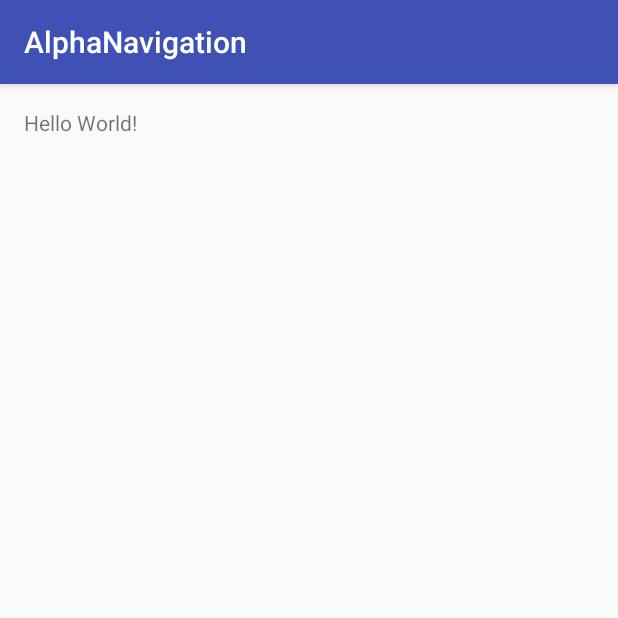
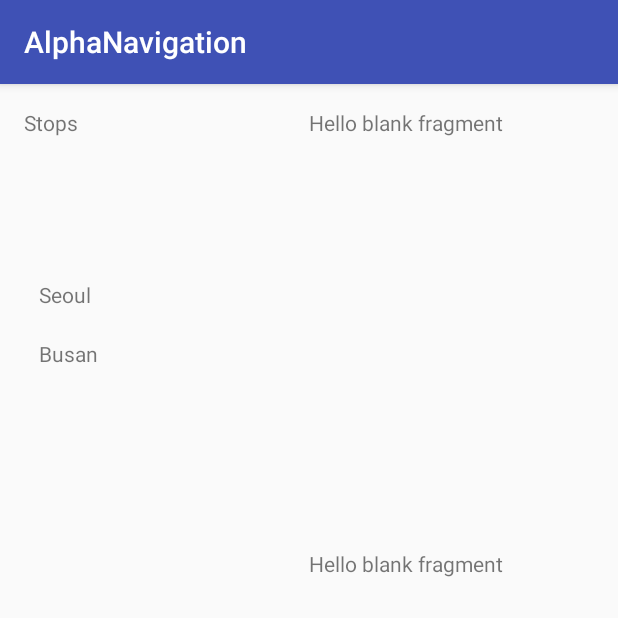
Before and after one commit to mighty1231/AlphaNavigation, an Android app: the screen it shows after launch (BasicSettingActivity), on a phone screen of 412 x 824 dp, the top half of it. Run offline under Robolectric (Android 15) with nearby library versions, the phone set to English and light mode, and no system bars.

Commit message:
Basic Setting Activity Layout Finish

```diff
--- a/app/build.gradle
+++ b/app/build.gradle
@@ -24,4 +24,5 @@ dependencies {
     testCompile 'junit:junit:4.12'
     compile 'com.android.support:appcompat-v7:23.3.0'
     compile 'com.android.support:support-v4:23.3.0'
+    compile 'com.android.support:recyclerview-v7:+'
 }
--- a/app/src/main/java/com/restaurant/alpha/alphanavigation/BasicSettingActivity.java
+++ b/app/src/main/java/com/restaurant/alpha/alphanavigation/BasicSettingActivity.java
@@ -2,6 +2,10 @@ package com.restaurant.alpha.alphanavigation;
 
 import android.support.v7.app.AppCompatActivity;
 import android.os.Bundle;
+import android.support.v7.widget.LinearLayoutManager;
+import android.support.v7.widget.RecyclerView;
+
+import java.util.ArrayList;
 
 public class BasicSettingActivity extends AppCompatActivity {
 
@@ -9,5 +13,17 @@ public class BasicSettingActivity extends AppCompatActivity {
     protected void onCreate(Bundle savedInstanceState) {
         super.onCreate(savedInstanceState);
         setContentView(R.layout.activity_basic_setting);
+
+        RecyclerView recyclerView = (RecyclerView) findViewById(R.id.stop_recycler_view);
+
+        ArrayList<String> item = new ArrayList<String>();
+        item.add("Seoul");
+        item.add("Busan");
+        // 2. set layoutManger
+        recyclerView.setLayoutManager(new LinearLayoutManager(this));
+        // 3. create an adapter
+        StopAdapter mAdapter = new StopAdapter(item);
+        // 4. set adapter
+        recyclerView.setAdapter(mAdapter);
     }
 }
--- a/app/src/main/java/com/restaurant/alpha/alphanavigation/Main/DestinationFragment.java
+++ /dev/null
@@ -1,32 +0,0 @@
-package com.restaurant.alpha.alphanavigation.Main;
-
-
-import android.os.Bundle;
-import android.support.v4.app.Fragment;
-import android.view.LayoutInflater;
-import android.view.View;
-import android.view.ViewGroup;
-import android.widget.TextView;
-
-import com.restaurant.alpha.alphanavigation.R;
-
-/**
- * A simple {@link Fragment} subclass.
- */
-public class DestinationFragment extends Fragment {
-
-
-    public DestinationFragment() {
-        // Required empty public constructor
-    }
-
-
-    @Override
-    public View onCreateView(LayoutInflater inflater, ViewGroup container,
-                             Bundle savedInstanceState) {
-        TextView textView = new TextView(getActivity());
-        textView.setText(R.string.hello_blank_fragment);
-        return textView;
-    }
-
-}
--- a/app/src/main/java/com/restaurant/alpha/alphanavigation/Main/HistoryFragment.java
+++ /dev/null
@@ -1,30 +0,0 @@
-package com.restaurant.alpha.alphanavigation.Main;
-
-
-import android.os.Bundle;
-import android.support.v4.app.Fragment;
-import android.view.LayoutInflater;
-import android.view.View;
-import android.view.ViewGroup;
-
-import com.restaurant.alpha.alphanavigation.R;
-
-/**
- * A simple {@link Fragment} subclass.
- */
-public class HistoryFragment extends Fragment {
-
-
-    public HistoryFragment() {
-        // Required empty public constructor
-    }
-
-
-    @Override
-    public View onCreateView(LayoutInflater inflater, ViewGroup container,
-                             Bundle savedInstanceState) {
-        // Inflate the layout for this fragment
-        return inflater.inflate(R.layout.fragment_history, container, false);
-    }
-
-}
--- a/app/src/main/java/com/restaurant/alpha/alphanavigation/Main/StopsFragment.java
+++ /dev/null
@@ -1,32 +0,0 @@
-package com.restaurant.alpha.alphanavigation.Main;
-
-
-import android.os.Bundle;
-import android.support.v4.app.Fragment;
-import android.view.LayoutInflater;
-import android.view.View;
-import android.view.ViewGroup;
-import android.widget.TextView;
-
-import com.restaurant.alpha.alphanavigation.R;
-
-/**
- * A simple {@link Fragment} subclass.
- */
-public class StopsFragment extends Fragment {
-
-
-    public StopsFragment() {
-        // Required empty public constructor
-    }
-
-
-    @Override
-    public View onCreateView(LayoutInflater inflater, ViewGroup container,
-                             Bundle savedInstanceState) {
-        TextView textView = new TextView(getActivity());
-        textView.setText(R.string.hello_blank_fragment);
-        return textView;
-    }
-
-}
--- /dev/null
+++ b/app/src/main/java/com/restaurant/alpha/alphanavigation/StopAdapter.java
@@ -0,0 +1,62 @@
+package com.restaurant.alpha.alphanavigation;
+
+import android.support.v7.widget.RecyclerView;
+import android.view.LayoutInflater;
+import android.view.View;
+import android.view.ViewGroup;
+import android.widget.TextView;
+
+import java.util.ArrayList;
+
+/**
+ * Created by HyunhoHa on 2016-06-01.
+ */
+public class StopAdapter extends RecyclerView.Adapter<StopAdapter.ViewHolder> {
+    private ArrayList<String> myData;
+
+    // Provide a suitable constructor (depends on the kind of dataset)
+    public StopAdapter(ArrayList<String> data) {
+        myData = data;
+    }
+
+    // Create new views (invoked by the layout manager)
+    @Override
+    public StopAdapter.ViewHolder onCreateViewHolder(ViewGroup parent,
+                                                   int viewType) {
+        // create a new view
+        View itemLayoutView = LayoutInflater.from(parent.getContext())
+                .inflate(R.layout.recycler_item_view, null);
+
+        // create ViewHolder
+
+        ViewHolder viewHolder = new ViewHolder(itemLayoutView);
+        return viewHolder;
+    }
+
+    // Replace the contents of a view (invoked by the layout manager)
+    @Override
+    public void onBindViewHolder(ViewHolder holder, int position) {
+        // - get element from your data at this position
+        // - replace the contents of the view with that element
+        holder.myTextView.setText(myData.get(position));
+    }
+
+    // Provide a reference to the views for each data item
+    // Complex data items may need more than one view per item, and
+    // you provide access to all the views for a data item in a view holder
+    public static class ViewHolder extends RecyclerView.ViewHolder {
+        // each data item is just a string in this case
+        public TextView myTextView;
+
+        public ViewHolder(View view) {
+            super(view);
+            myTextView = (TextView)view.findViewById(R.id.title);
+        }
+    }
+
+    // Return the size of your data (invoked by the layout manager)
+    @Override
+    public int getItemCount() {
+        return myData.size();
+    }
+}
--- a/app/src/main/res/layout/activity_basic_setting.xml
+++ b/app/src/main/res/layout/activity_basic_setting.xml
@@ -1,5 +1,5 @@
 <?xml version="1.0" encoding="utf-8"?>
-<RelativeLayout xmlns:android="http://schemas.android.com/apk/res/android"
+<LinearLayout xmlns:android="http://schemas.android.com/apk/res/android"
     xmlns:tools="http://schemas.android.com/tools"
     android:layout_width="match_parent"
     android:layout_height="match_parent"
@@ -7,10 +7,18 @@
     android:paddingLeft="@dimen/activity_horizontal_margin"
     android:paddingRight="@dimen/activity_horizontal_margin"
     android:paddingTop="@dimen/activity_vertical_margin"
+    android:orientation="horizontal"
     tools:context="com.restaurant.alpha.alphanavigation.BasicSettingActivity">
 
-    <TextView
-        android:layout_width="wrap_content"
-        android:layout_height="wrap_content"
-        android:text="Hello World!" />
-</RelativeLayout>
+    <include layout = "@layout/content_stops"
+        android:layout_height="match_parent"
+        android:layout_weight="1"
+        android:layout_width="0dp"
+        />
+
+    <include layout = "@layout/layout_destination_history"
+        android:layout_height="match_parent"
+        android:layout_weight="1"
+        android:layout_width="0dp"
+        />
+</LinearLayout>
--- a/app/src/main/res/layout/fragment_stops.xml
+++ b/app/src/main/res/layout/content_destination.xml
@@ -1,8 +1,6 @@
 <FrameLayout xmlns:android="http://schemas.android.com/apk/res/android"
-    xmlns:tools="http://schemas.android.com/tools"
     android:layout_width="match_parent"
-    android:layout_height="match_parent"
-    tools:context="com.restaurant.alpha.alphanavigation.Main.StopsFragment">
+    android:layout_height="match_parent">
 
     <!-- TODO: Update blank fragment layout -->
     <TextView
--- /dev/null
+++ b/app/src/main/res/layout/content_history.xml
@@ -0,0 +1,13 @@
+<LinearLayout xmlns:android="http://schemas.android.com/apk/res/android"
+    android:layout_width="match_parent"
+    android:layout_height="match_parent"
+    android:orientation="vertical">
+
+    <!-- TODO: Update blank fragment layout -->
+    <TextView
+        android:layout_width="match_parent"
+        android:layout_height="0dp"
+        android:layout_weight="1"
+        android:text="@string/hello_blank_fragment" />
+
+</LinearLayout>
--- /dev/null
+++ b/app/src/main/res/layout/content_stops.xml
@@ -0,0 +1,21 @@
+<?xml version="1.0" encoding="utf-8"?>
+<LinearLayout xmlns:android="http://schemas.android.com/apk/res/android"
+    android:layout_width="match_parent"
+    android:layout_height="match_parent"
+    android:orientation="vertical">
+
+    <TextView
+        android:layout_width="match_parent"
+        android:layout_height="0dp"
+        android:layout_weight="1"
+        android:text="Stops"/>
+
+    <android.support.v7.widget.RecyclerView
+        android:id="@+id/stop_recycler_view"
+        android:scrollbars="vertical"
+        android:layout_width="match_parent"
+        android:layout_height="0dp"
+        android:layout_weight="6">
+    </android.support.v7.widget.RecyclerView>
+
+</LinearLayout>
--- a/app/src/main/res/layout/fragment_destination.xml
+++ /dev/null
@@ -1,13 +0,0 @@
-<FrameLayout xmlns:android="http://schemas.android.com/apk/res/android"
-    xmlns:tools="http://schemas.android.com/tools"
-    android:layout_width="match_parent"
-    android:layout_height="match_parent"
-    tools:context="com.restaurant.alpha.alphanavigation.Main.DestinationFragment">
-
-    <!-- TODO: Update blank fragment layout -->
-    <TextView
-        android:layout_width="match_parent"
-        android:layout_height="match_parent"
-        android:text="@string/hello_blank_fragment" />
-
-</FrameLayout>
--- a/app/src/main/res/layout/fragment_history.xml
+++ /dev/null
@@ -1,13 +0,0 @@
-<FrameLayout xmlns:android="http://schemas.android.com/apk/res/android"
-    xmlns:tools="http://schemas.android.com/tools"
-    android:layout_width="match_parent"
-    android:layout_height="match_parent"
-    tools:context="com.restaurant.alpha.alphanavigation.Main.HistoryFragment">
-
-    <!-- TODO: Update blank fragment layout -->
-    <TextView
-        android:layout_width="match_parent"
-        android:layout_height="match_parent"
-        android:text="@string/hello_blank_fragment" />
-
-</FrameLayout>
--- /dev/null
+++ b/app/src/main/res/layout/layout_destination_history.xml
@@ -0,0 +1,18 @@
+<?xml version="1.0" encoding="utf-8"?>
+<LinearLayout xmlns:android="http://schemas.android.com/apk/res/android"
+    android:orientation="vertical" android:layout_width="match_parent"
+    android:layout_height="match_parent">
+
+
+    <include layout = "@layout/content_destination"
+        android:layout_height="0dp"
+        android:layout_weight="2"
+        android:layout_width="match_parent"
+        />
+
+    <include layout = "@layout/content_history"
+        android:layout_height="0dp"
+        android:layout_weight="3"
+        android:layout_width="match_parent"
+        />
+</LinearLayout>
--- /dev/null
+++ b/app/src/main/res/layout/recycler_item_view.xml
@@ -0,0 +1,13 @@
+<?xml version="1.0" encoding="utf-8"?>
+<LinearLayout xmlns:android="http://schemas.android.com/apk/res/android"
+    android:orientation="vertical" android:layout_width="match_parent"
+    android:layout_height="match_parent">
+
+    <TextView
+        android:id="@+id/title"
+        android:layout_width="match_parent"
+        android:layout_height="wrap_content"
+        android:padding="10dp"
+        android:text="Seoul"/>
+
+</LinearLayout>
```
